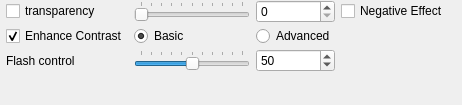
This is src/gui/forms/toolbar_rendertransparencygroup.ui in open-scan-crew/OpenScanTools as Qt 5 draws it before an edit. The edited form follows.
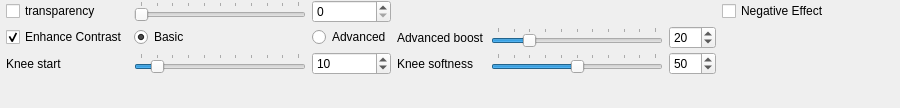
This is the edited form.

Commit message: Add advanced boost control to transparency advanced mode

The edit to the form file:
```diff
--- a/src/gui/forms/toolbar_rendertransparencygroup.ui
+++ b/src/gui/forms/toolbar_rendertransparencygroup.ui
@@ -6,8 +6,8 @@
    <rect>
     <x>0</x>
     <y>0</y>
-    <width>462</width>
-    <height>105</height>
+    <width>900</width>
+    <height>108</height>
    </rect>
   </property>
   <property name="windowTitle">
@@ -68,7 +68,7 @@
    <item row="2" column="0">
     <widget class="QLabel" name="label_flashControl">
      <property name="text">
-      <string>Flash control</string>
+      <string>Knee start</string>
      </property>
     </widget>
    </item>
@@ -87,8 +87,8 @@
       <number>100</number>
      </property>
      <property name="value">
-      <number>50</number>
-     </property>
+      <number>10</number>
+      </property>
      <property name="orientation">
       <enum>Qt::Horizontal</enum>
      </property>
@@ -126,11 +126,107 @@
       <number>100</number>
      </property>
      <property name="value">
+      <number>10</number>
+      </property>
+    </widget>
+   </item>
+   <item row="2" column="3">
+    <widget class="QLabel" name="label_kneeSoftness">
+     <property name="text">
+      <string>Knee softness</string>
+     </property>
+    </widget>
+   </item>
+   <item row="2" column="4">
+    <widget class="QSlider" name="slider_kneeSoftness">
+     <property name="minimumSize">
+      <size>
+       <width>100</width>
+       <height>0</height>
+      </size>
+     </property>
+     <property name="minimum">
+      <number>0</number>
+     </property>
+     <property name="maximum">
+      <number>100</number>
+     </property>
+     <property name="value">
       <number>50</number>
      </property>
+     <property name="orientation">
+      <enum>Qt::Horizontal</enum>
+     </property>
+     <property name="tickPosition">
+      <enum>QSlider::TicksAbove</enum>
+     </property>
+     <property name="tickInterval">
+      <number>10</number>
+     </property>
     </widget>
    </item>
-   <item row="6" column="0" colspan="3">
+   <item row="2" column="5">
+    <widget class="QSpinBox" name="spinBox_kneeSoftness">
+     <property name="minimum">
+      <number>0</number>
+     </property>
+     <property name="maximum">
+      <number>100</number>
+     </property>
+     <property name="value">
+      <number>50</number>
+     </property>
+    </widget>
+   </item>
+   <item row="1" column="3">
+    <widget class="QLabel" name="label_advancedBoost">
+     <property name="text">
+      <string>Advanced boost</string>
+     </property>
+    </widget>
+   </item>
+   <item row="1" column="4">
+    <widget class="QSlider" name="slider_advancedBoost">
+     <property name="minimumSize">
+      <size>
+       <width>100</width>
+       <height>0</height>
+      </size>
+     </property>
+     <property name="minimum">
+      <number>0</number>
+     </property>
+     <property name="maximum">
+      <number>100</number>
+     </property>
+     <property name="value">
+      <number>20</number>
+     </property>
+     <property name="orientation">
+      <enum>Qt::Horizontal</enum>
+     </property>
+     <property name="tickPosition">
+      <enum>QSlider::TicksAbove</enum>
+     </property>
+     <property name="tickInterval">
+      <number>10</number>
+     </property>
+    </widget>
+   </item>
+   <item row="1" column="5">
+    <widget class="QSpinBox" name="spinBox_advancedBoost">
+     <property name="minimum">
+      <number>0</number>
+     </property>
+     <property name="maximum">
+      <number>100</number>
+     </property>
+     <property name="value">
+      <number>20</number>
+     </property>
+    </widget>
+   </item>
+   <item row="6" column="0" colspan="6">
     <spacer name="verticalSpacer">
      <property name="orientation">
       <enum>Qt::Vertical</enum>
@@ -160,7 +256,7 @@
      </property>
     </widget>
    </item>
-   <item row="1" column="3" rowspan="4">
+   <item row="1" column="6" rowspan="4">
     <spacer name="horizontalSpacer">
      <property name="orientation">
       <enum>Qt::Horizontal</enum>
@@ -176,7 +272,7 @@
      </property>
     </spacer>
    </item>
-   <item row="0" column="3">
+   <item row="0" column="6">
     <widget class="QCheckBox" name="checkBox_negativeEffect">
      <property name="text">
       <string>Negative Effect</string>
```
Left out of the diff: 6 changed lines with no effect on the pictures. The commit also changes 15 other files.
